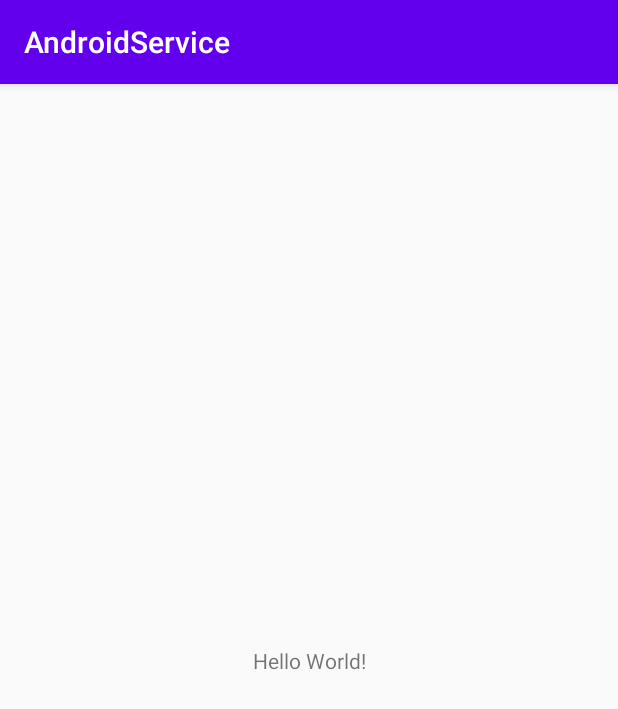
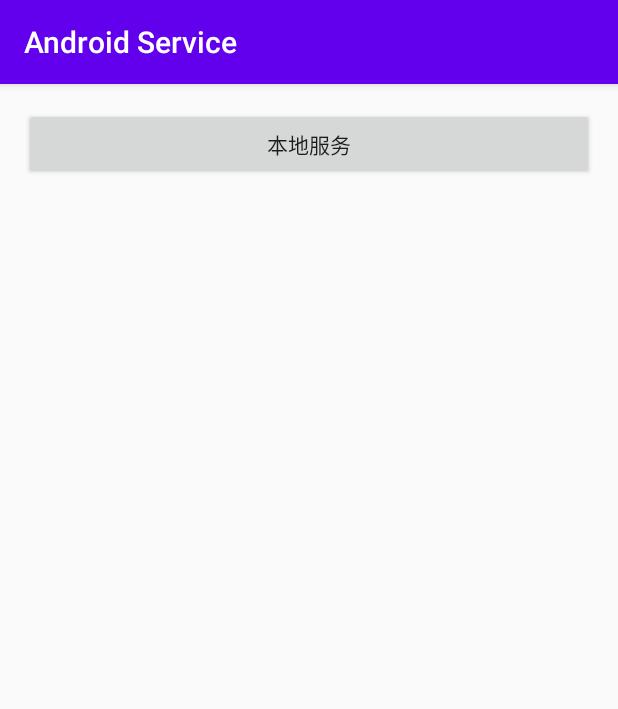
Before and after one commit to itrenjunhua/AndroidService, an Android app: the screen it shows after launch (MainActivity), on a phone screen of 412 x 824 dp. Shown: the top 709 px of the screen. Run offline under Robolectric (Android 15) with nearby library versions, the phone set to English and light mode, and no system bars.

Commit message:
开启服务实例编写

```diff
--- a/app/build.gradle
+++ b/app/build.gradle
@@ -19,6 +19,11 @@ android {
             proguardFiles getDefaultProguardFile('proguard-android-optimize.txt'), 'proguard-rules.pro'
         }
     }
+
+    compileOptions {
+        sourceCompatibility JavaVersion.VERSION_1_8
+        targetCompatibility JavaVersion.VERSION_1_8
+    }
 }
 
 dependencies {
--- /dev/null
+++ b/app/src/main/java/com/renj/service/BaseActivity.java
@@ -0,0 +1,49 @@
+package com.renj.service;
+
+import android.content.Intent;
+import android.os.Bundle;
+
+import androidx.annotation.LayoutRes;
+import androidx.annotation.Nullable;
+import androidx.appcompat.app.AppCompatActivity;
+
+/**
+ * ======================================================================
+ * <p>
+ * 作者：Renj
+ * <p>
+ * 创建时间：2020-09-27   17:54
+ * <p>
+ * 描述：Activity基类
+ * <p>
+ * 修订历史：
+ * <p>
+ * ======================================================================
+ */
+public abstract class BaseActivity extends AppCompatActivity {
+    @Override
+    protected void onCreate(@Nullable Bundle savedInstanceState) {
+        super.onCreate(savedInstanceState);
+        setContentView(getLayoutId());
+        initView();
+        initListener();
+        initPageData();
+    }
+
+    protected <T> void startActivity(Class<T> clazz) {
+        Intent intent = new Intent(this, clazz);
+        startActivity(intent);
+    }
+
+    @LayoutRes
+    protected abstract int getLayoutId();
+
+    protected abstract void initView();
+
+    protected void initListener() {
+
+    }
+
+    protected abstract void initPageData();
+
+}
--- a/app/src/main/java/com/renj/service/MainActivity.java
+++ b/app/src/main/java/com/renj/service/MainActivity.java
@@ -1,14 +1,30 @@
 package com.renj.service;
 
-import androidx.appcompat.app.AppCompatActivity;
 
-import android.os.Bundle;
+import android.widget.Button;
 
-public class MainActivity extends AppCompatActivity {
+import com.renj.service.local.LocalStartActivity;
+
+public class MainActivity extends BaseActivity {
+    private Button btLocalService;
 
     @Override
-    protected void onCreate(Bundle savedInstanceState) {
-        super.onCreate(savedInstanceState);
-        setContentView(R.layout.activity_main);
+    protected int getLayoutId() {
+        return R.layout.activity_main;
+    }
+
+    @Override
+    protected void initView() {
+        btLocalService = findViewById(R.id.bt_local_service);
+    }
+
+    @Override
+    protected void initListener() {
+        btLocalService.setOnClickListener(v -> startActivity(LocalStartActivity.class));
+    }
+
+    @Override
+    protected void initPageData() {
+
     }
 }
--- /dev/null
+++ b/app/src/main/java/com/renj/service/MyApplication.java
@@ -0,0 +1,30 @@
+package com.renj.service;
+
+import android.app.Application;
+
+/**
+ * ======================================================================
+ * <p>
+ * 作者：Renj
+ * <p>
+ * 创建时间：2020-09-27   17:50
+ * <p>
+ * 描述：
+ * <p>
+ * 修订历史：
+ * <p>
+ * ======================================================================
+ */
+public class MyApplication extends Application {
+    private static Application application;
+
+    @Override
+    public void onCreate() {
+        super.onCreate();
+        application = this;
+    }
+
+    public static Application getApplication() {
+        return application;
+    }
+}
--- a/app/src/main/res/layout/activity_main.xml
+++ b/app/src/main/res/layout/activity_main.xml
@@ -4,13 +4,14 @@
     xmlns:tools="http://schemas.android.com/tools"
     android:layout_width="match_parent"
     android:layout_height="match_parent"
+    android:padding="16dp"
     tools:context=".MainActivity">
 
-    <TextView
-        android:layout_width="wrap_content"
+    <Button
+        android:id="@+id/bt_local_service"
+        android:layout_width="match_parent"
         android:layout_height="wrap_content"
-        android:text="Hello World!"
-        app:layout_constraintBottom_toBottomOf="parent"
+        android:text="本地服务"
         app:layout_constraintLeft_toLeftOf="parent"
         app:layout_constraintRight_toRightOf="parent"
         app:layout_constraintTop_toTopOf="parent" />
--- a/app/src/main/res/values/colors.xml
+++ b/app/src/main/res/values/colors.xml
@@ -3,4 +3,5 @@
     <color name="colorPrimary">#6200EE</color>
     <color name="colorPrimaryDark">#3700B3</color>
     <color name="colorAccent">#03DAC5</color>
+    <color name="colorText">#333333</color>
 </resources>
```
Also changed, not shown: app/src/main/AndroidManifest.xml (+11 -1 lines), app/src/main/java/com/renj/service/ToastUtils.java (added, +23 -0 lines), app/src/main/java/com/renj/service/local/LocalStartActivity.java (added, +56 -0 lines), app/src/main/java/com/renj/service/local/LocalStartService.java (added, +58 -0 lines), app/src/main/java/com/renj/service/utils/Logger.java (added, +102 -0 lines), app/src/main/res/layout/local_start_activity.xml (added, +22 -0 lines).
